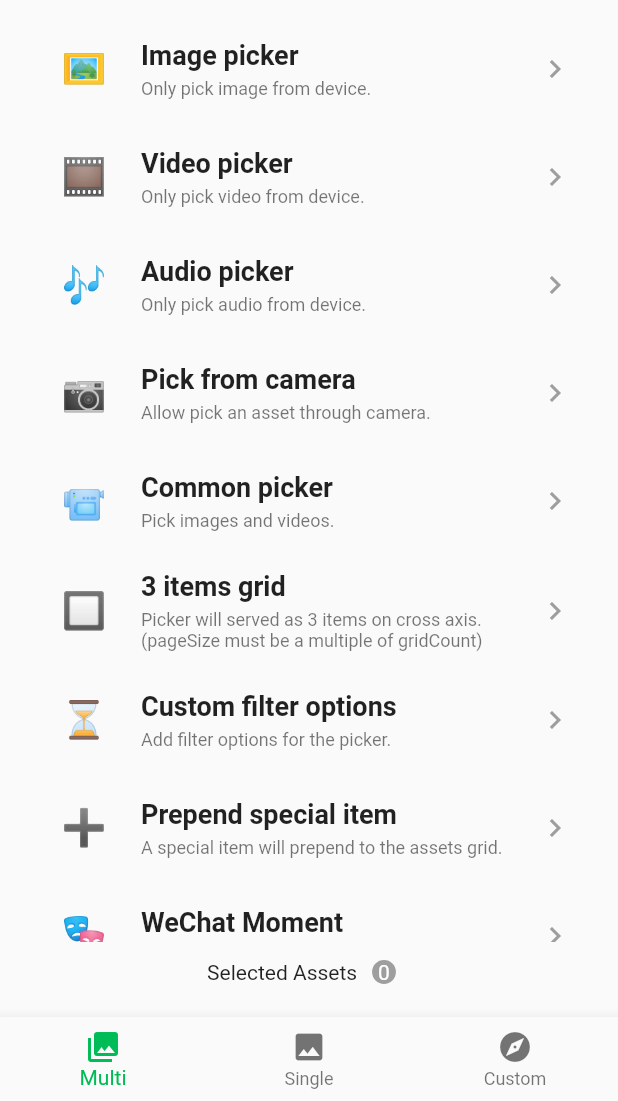
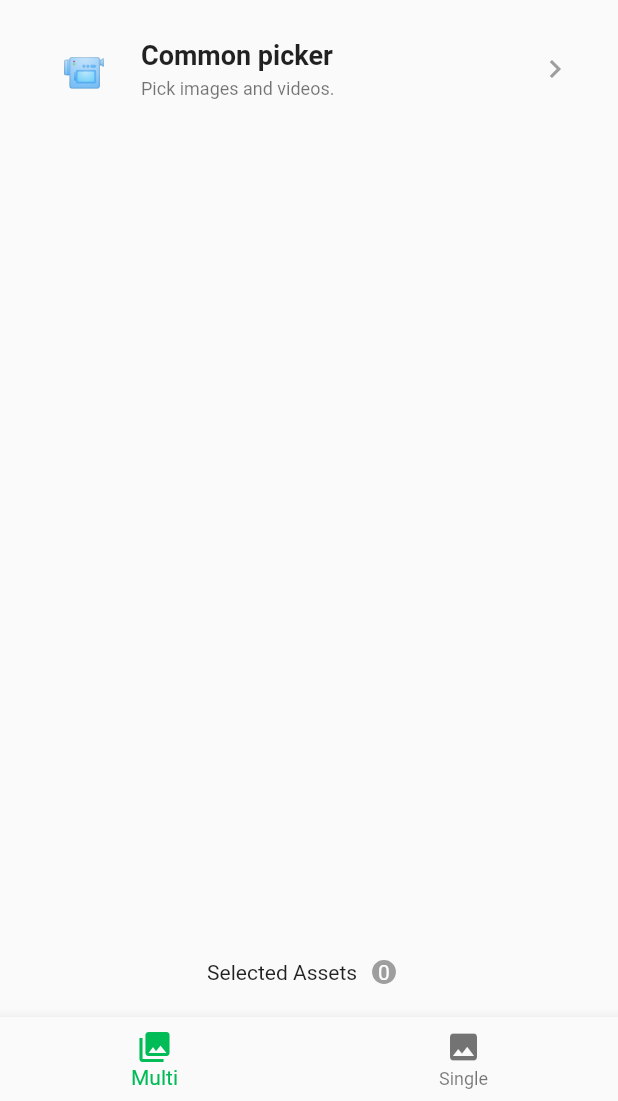
Before and after one commit to shohel01716/wechat_assets_picker_customize, a Flutter app: the screen it shows after launch, on a phone screen of 412 x 824 dp, the part 135-1236 px from its top. Run offline on Flutter 3.47's test engine with Material 2 defaults, Android fonts, the phone set to English and light mode, and no system bars; our stand-ins replace extended_image, get, video_player; missing offline and left inert: photo_manager, wechat_camera_picker.

Commit message:
added design and functionality

```diff
--- a/example/lib/pages/home_page.dart
+++ b/example/lib/pages/home_page.dart
@@ -106,7 +106,7 @@ class _HomePageState extends State<HomePage> {
                   children: <Widget>[
                     MultiAssetsPage(),
                     SingleAssetPage(),
-                    CustomPickersPage(),
+                    //CustomPickersPage(),
                   ],
                 ),
               ),
@@ -127,11 +127,11 @@ class _HomePageState extends State<HomePage> {
               // ignore: deprecated_member_use
               title: Text('Single'),
             ),
-            BottomNavigationBarItem(
+            /*BottomNavigationBarItem(
               icon: Icon(Icons.explore),
               // ignore: deprecated_member_use
               title: Text('Custom'),
-            ),
+            ),*/
           ],
         ),
       ),
--- a/example/lib/pages/multi_assets_page.dart
+++ b/example/lib/pages/multi_assets_page.dart
@@ -29,16 +29,16 @@ class _MultiAssetsPageState extends State<MultiAssetsPage>
 
   List<PickMethod> get pickMethods {
     return <PickMethod>[
-      PickMethod.image(maxAssetsCount),
+      /*PickMethod.image(maxAssetsCount),
       PickMethod.video(maxAssetsCount),
       PickMethod.audio(maxAssetsCount),
       PickMethod.camera(
         maxAssetsCount: maxAssetsCount,
         handleResult: (BuildContext context, AssetEntity result) =>
             Navigator.of(context).pop(<AssetEntity>[...assets, result]),
-      ),
+      ),*/
       PickMethod.common(maxAssetsCount),
-      PickMethod.threeItemsGrid(maxAssetsCount),
+      /*PickMethod.threeItemsGrid(maxAssetsCount),
       PickMethod.customFilterOptions(maxAssetsCount),
       PickMethod.prependItem(maxAssetsCount),
       PickMethod(
@@ -68,7 +68,7 @@ class _MultiAssetsPageState extends State<MultiAssetsPage>
             gridThumbSize: 80,
           );
         },
-      ),
+      ),*/
     ];
   }
 
```
Also changed, not shown: lib/src/delegates/asset_picker_builder_delegate.dart (+10 -25 lines).
